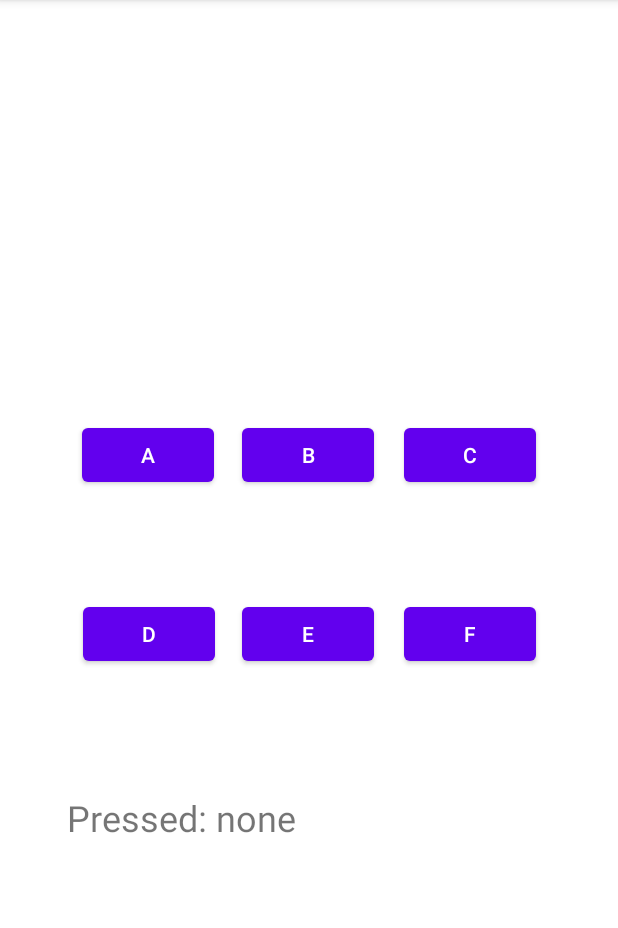
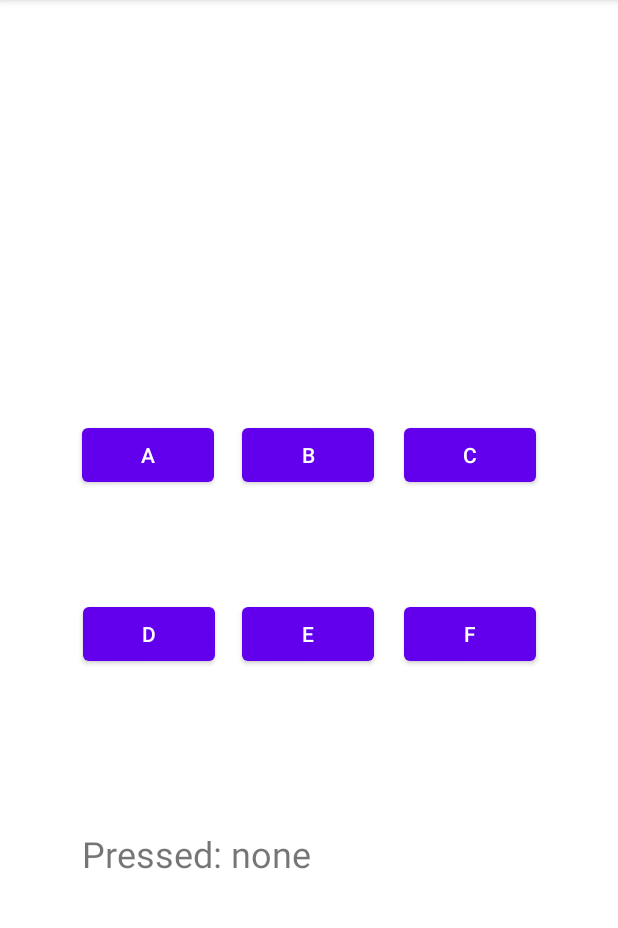
Before and after one commit to martapalermo/5520_SemesterApp, an Android app: the A3 screen opened directly, with no data from a screen before it, on a phone screen of 412 x 824 dp, the part 84-1012 px from its top. Run offline under Robolectric (Android 15) with nearby library versions, the phone set to English and light mode, and no system bars.

```diff
--- a/app/src/main/AndroidManifest.xml
+++ b/app/src/main/AndroidManifest.xml
@@ -9,8 +9,10 @@
         android:roundIcon="@mipmap/ic_launcher_mp_round"
         android:supportsRtl="true"
         android:theme="@style/Theme.MADSu21MartaPalermo">
-        <activity android:name=".A1"></activity>
-        <activity android:name=".A3"></activity>
+        <activity android:name=".A1"
+            android:configChanges="orientation|screenSize|keyboardHidden"></activity>
+        <activity android:name=".A3"
+            android:configChanges="orientation|screenSize|keyboardHidden"></activity>
         <activity android:name=".MainActivity">
             <intent-filter>
                 <action android:name="android.intent.action.MAIN" />
--- a/app/src/main/res/layout/activity_clickyclick.xml
+++ b/app/src/main/res/layout/activity_clickyclick.xml
@@ -86,10 +86,10 @@
         android:textSize="24sp"
         app:layout_constraintBottom_toBottomOf="parent"
         app:layout_constraintEnd_toEndOf="parent"
-        app:layout_constraintHorizontal_bias="0.172"
+        app:layout_constraintHorizontal_bias="0.212"
         app:layout_constraintStart_toStartOf="parent"
         app:layout_constraintTop_toTopOf="parent"
-        app:layout_constraintVertical_bias="0.719" />
+        app:layout_constraintVertical_bias="0.752" />
 
 
 </androidx.constraintlayout.widget.ConstraintLayout>
```
